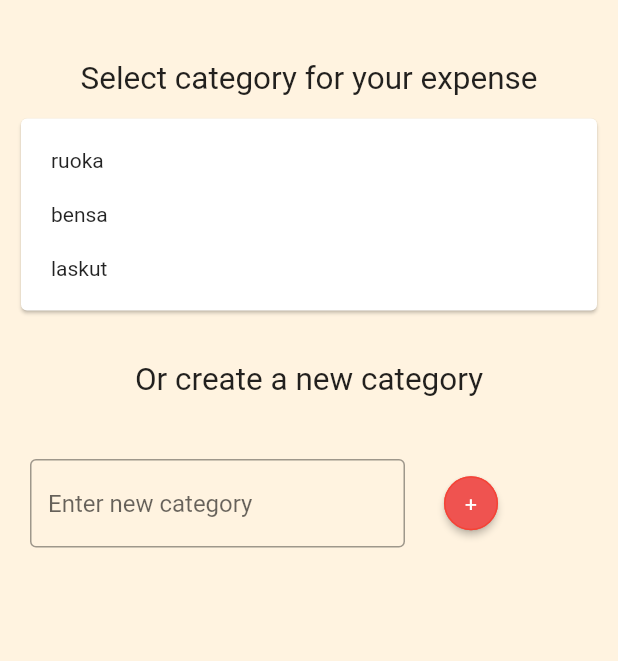
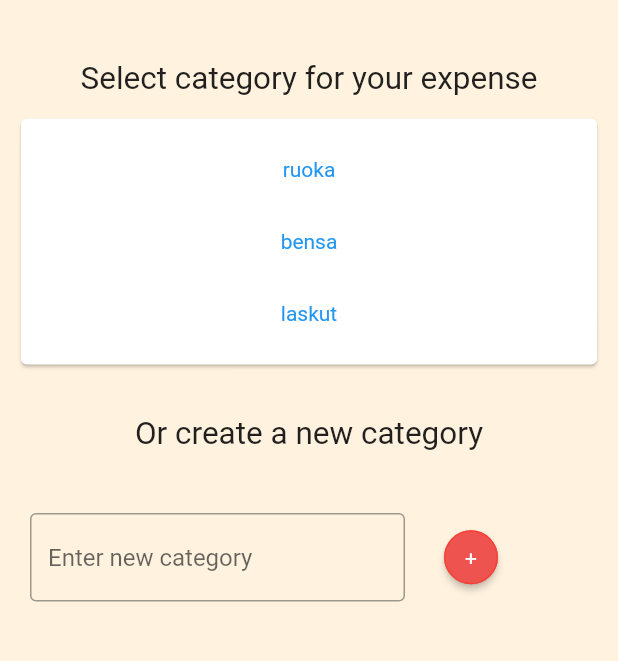
Before and after one commit to EetuK/kuluappi, a Flutter app: the SelectCategoryLayout screen opened directly, on a phone screen of 412 x 824 dp, the part 57-718 px from its top. Run offline on Flutter 3.47's test engine with Material 2 defaults, Android fonts, the phone set to English and light mode, and no system bars; our stand-ins replace fl_chart, flutter_mobx, flutter_svg, mobx, sqflite, toast; accounts and stored records are empty; generated files the repository leaves out were written again.

Commit message:
fixed views and initialized categorystore (#22)
Co-authored-by: Juho Ahonen <juho.ahonen@eng.tamk.fi>

```diff
--- a/lib/services/database.dart
+++ b/lib/services/database.dart
@@ -104,6 +104,12 @@ class ExpenseDatabase {
     // Run migration according database versions
   }
 
+  /*Future<List> getAllCategories() async {
+    var client = await db;
+    final res = await client.rawQuery("SELECT * FROM categories");
+    return res;
+  }*/
+
   Future closeDb() async {
     var client = await db;
     client.close();
--- a/lib/stores/category_store.dart
+++ b/lib/stores/category_store.dart
@@ -1 +1,34 @@
-//
+import 'package:kuluappi/models/category.dart';
+import 'package:mobx/mobx.dart';
+part 'category_store.g.dart';
+
+class CategoryStore extends _CategoryStoreBase with _$CategoryStore {}
+
+abstract class _CategoryStoreBase with Store {
+  @observable
+  Category category;
+
+  @observable
+  List<Category> categories = [];
+
+  @observable
+  bool isLoading = false;
+
+  @observable
+  int year = 2020; // Hard coded for now
+
+  @action
+  void addCategory() {}
+
+  @action
+  Future<void> fetchCategories() async {
+    this.isLoading = true;
+    // Todo: Add error handling
+    this.categories = await getAllCategories();
+    print(this
+        .categories
+        .map((e) => e.name.toString() + " " + e.id.toString()));
+    this.isLoading = false;
+  }
+
+}
--- a/lib/views/add_expense/widgets/SelectCategoryLayout.dart
+++ b/lib/views/add_expense/widgets/SelectCategoryLayout.dart
@@ -2,6 +2,7 @@ import 'package:flutter/material.dart';
 //import 'package:flutter_mobx/flutter_mobx.dart';
 import 'package:kuluappi/stores/expense_store.dart';
 import 'package:kuluappi/views/add_expense/widgets/InputExpenseLayout.dart';
+import 'package:kuluappi/services/database.dart';
 
 class SelectCategoryLayout extends StatelessWidget {
   const SelectCategoryLayout({this.title, this.body, this.expenseStore});
@@ -9,7 +10,9 @@ class SelectCategoryLayout extends StatelessWidget {
   final String title;
   final Widget body;
   final ExpenseStore expenseStore;
+  static TextEditingController categoryController = TextEditingController();
   static const List<String> wipCategories = ["ruoka", "bensa", "laskut"];
+  //static const List<String> wipCategories = CategoryStore();
 
   @override
   Widget build(BuildContext context) {
@@ -40,12 +43,12 @@ class SelectCategoryLayout extends StatelessWidget {
             )),
       ),
       //body: this.body,
-      body: Column(
+      body: SingleChildScrollView( child: Column(
           //mainAxisAlignment: MainAxisAlignment.start,
           //crossAxisAlignment: CrossAxisAlignment.stretch,
           children : [
 
-            Padding(
+            Container(
             padding : EdgeInsets.fromLTRB(0, 30, 0, 0),
             child: Text(
               "Select category for your expense",
@@ -62,8 +65,16 @@ class SelectCategoryLayout extends StatelessWidget {
                   itemCount: wipCategories.length,
                   itemBuilder: (BuildContext context, int index){
                     return new Container(
-                      padding: EdgeInsets.all(10),
-                      child: Text(wipCategories[index]),
+                      //padding: EdgeInsets.all(10),
+                      child: TextButton(
+                        child: Text(wipCategories[index]), onPressed: () {
+                            Navigator.push(
+                              context,
+                              MaterialPageRoute(builder: (context) => InputExpenseLayout(category: wipCategories[index], expenseStore: expenseStore, )),
+                            );}
+
+                        ),
+
                     );
                   },
                   padding: const EdgeInsets.all(10),
@@ -76,14 +87,15 @@ class SelectCategoryLayout extends StatelessWidget {
                 textScaleFactor: 1.5,
               )
             ),
-            Padding(
+            Container(
               padding: EdgeInsets.all(20),
               child: Row(
                 children: [
                 Container (
                   width: 250,
                   child: TextField(
-                  decoration: InputDecoration(
+                    controller: categoryController,
+                    decoration: InputDecoration(
                     border: OutlineInputBorder(borderSide: BorderSide(),),
                     hintText: "Enter new category",
                   ),
@@ -99,13 +111,13 @@ class SelectCategoryLayout extends StatelessWidget {
                     onPressed: () {
                     Navigator.push(
                     context,
-                    MaterialPageRoute(builder: (context) => InputExpenseLayout()),
+                    MaterialPageRoute(builder: (context) => InputExpenseLayout(category: categoryController.text, expenseStore: expenseStore, )),
                     );}
                   ),
               ],
             ))
         ]
-          ),
+          ),),
       backgroundColor: Colors.orange[50],
     );
   }
```
Also changed, not shown: lib/models/category.dart (+15 -0 lines), lib/views/add_expense/widgets/InputExpenseLayout.dart (+21 -7 lines), lib/stores/category_store.g.dart (added), 6 other files.
